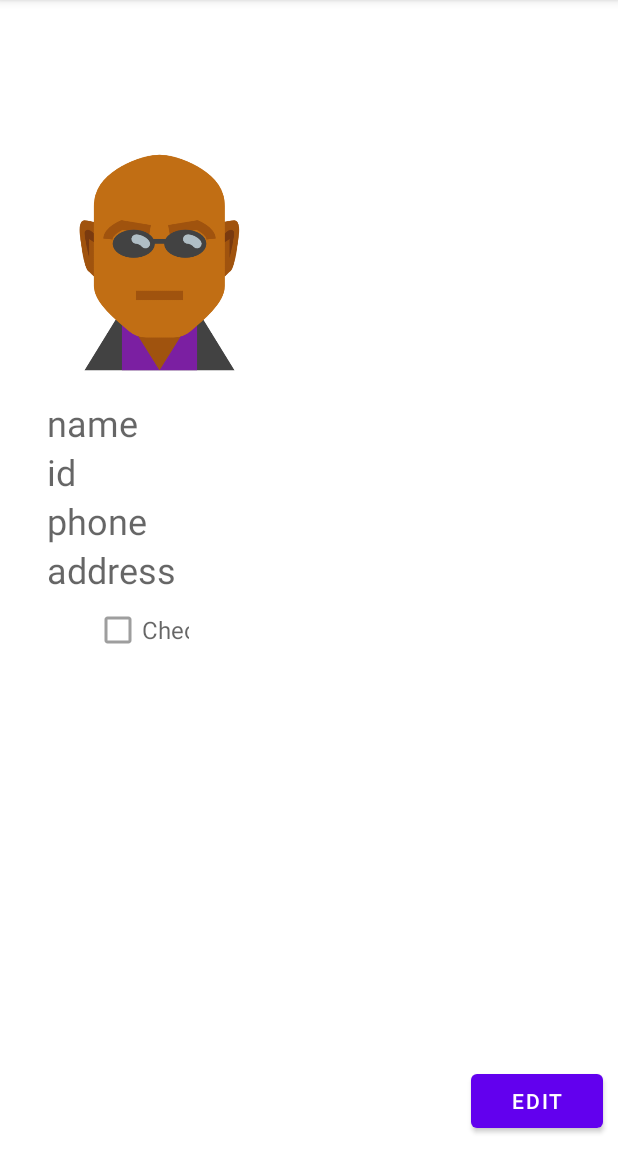
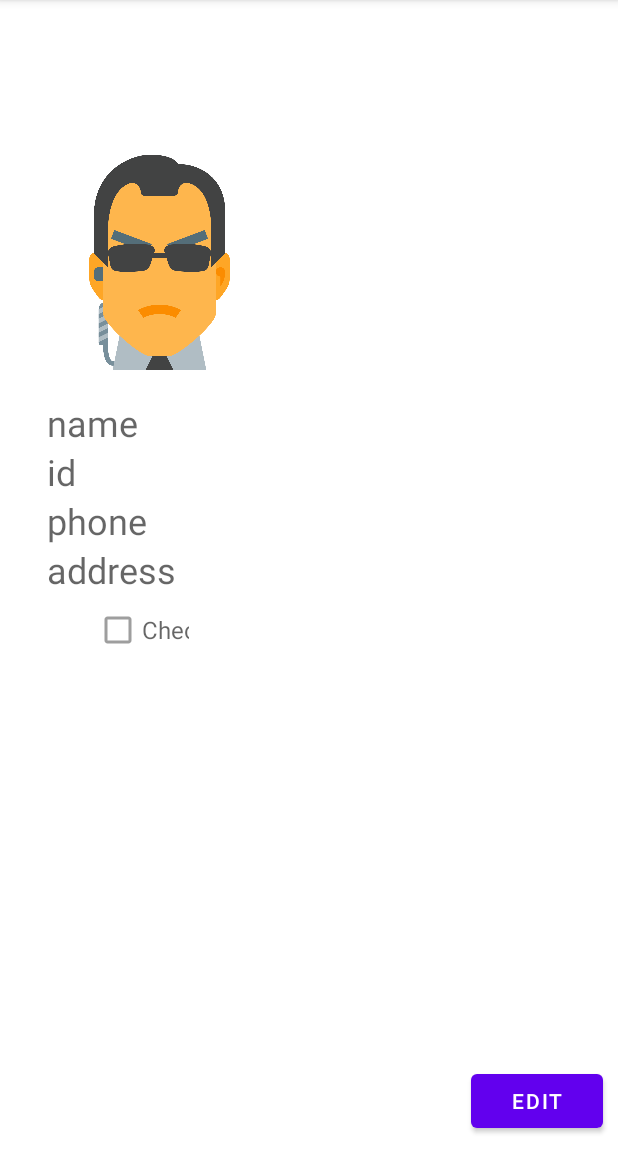
Before and after one commit to AgoatZ/LocDiscoAndroidEx, an Android app: the EditStudentActivity screen opened directly, with no data from a screen before it, after a tap on "SAVE", on a phone screen of 412 x 824 dp, the part 84-1236 px from its top. Run offline under Robolectric (Android 15) with nearby library versions, the phone set to English and light mode, and no system bars.

Commit message:
ConstantImage and Fixed activity stack

```diff
--- a/app/src/main/java/com/example/class2demo2/EditStudentActivity.java
+++ b/app/src/main/java/com/example/class2demo2/EditStudentActivity.java
@@ -37,7 +37,7 @@ public class EditStudentActivity extends AppCompatActivity {
         phone = findViewById(R.id.edit_phone_txt);
         address = findViewById(R.id.edit_address_txt);
         checked = findViewById(R.id.edit_checked_chk);
-        avatar = findViewById(R.id.details_student_imgv);
+        avatar = findViewById(R.id.edit_student_imgv);
         saveBtn=findViewById(R.id.edit_save_btn);
         cancelBtn=findViewById(R.id.edit_cancel_btn);
         deleteBtn=findViewById(R.id.edit_delete_btn);
@@ -54,7 +54,6 @@ public class EditStudentActivity extends AppCompatActivity {
             address.setText(student.getAddress());
             phone.setText(student.getPhone());
             checked.setChecked(student.isFlag());
-            avatar.setImageResource(student.getAvatar());
         }
         saveBtn.setOnClickListener(v -> {
 
@@ -68,16 +67,17 @@ public class EditStudentActivity extends AppCompatActivity {
             student.setPhone(phone.getText().toString());
             saveIntent = new Intent(v.getContext(),
                     StudentDetailsActivity.class);
-            saveIntent.setFlags(Intent.FLAG_ACTIVITY_NEW_TASK | Intent.FLAG_ACTIVITY_CLEAR_TASK);
+            saveIntent.setFlags(Intent.FLAG_ACTIVITY_NEW_TASK | Intent.FLAG_ACTIVITY_CLEAR_TOP);
             saveIntent.putExtra("pos",pos);
             startActivity(saveIntent);
         });
         cancelBtn.setOnClickListener(v -> {
-
+            cancelIntent.setFlags(Intent.FLAG_ACTIVITY_NEW_TASK | Intent.FLAG_ACTIVITY_CLEAR_TASK);
             startActivity(cancelIntent);
         });
         deleteBtn.setOnClickListener(v -> {
             Model.instance.getAllStudents().remove(pos);
+            deleteIntent.setFlags(Intent.FLAG_ACTIVITY_NEW_TASK | Intent.FLAG_ACTIVITY_CLEAR_TASK);
             startActivity(deleteIntent);
         });
     }
--- a/app/src/main/java/com/example/class2demo2/StudentDetailsActivity.java
+++ b/app/src/main/java/com/example/class2demo2/StudentDetailsActivity.java
@@ -48,12 +48,10 @@ public class StudentDetailsActivity extends AppCompatActivity {
             addressTv.setText(student.getAddress());
             phoneTv.setText(student.getPhone());
             cb.setChecked(student.isFlag());
-            avatar.setImageResource(student.getAvatar());
         }
         editBtn.setOnClickListener(v -> {
             EditIntent = new Intent(v.getContext(),
                     EditStudentActivity.class);
-            //EditIntent.setFlags(Intent.FLAG_ACTIVITY_NEW_TASK | Intent.FLAG_ACTIVITY_CLEAR_TASK);
             EditIntent.putExtra("pos",pos);
             startActivity(EditIntent);
         });
@@ -82,16 +80,12 @@ public class StudentDetailsActivity extends AppCompatActivity {
         Bundle extras = getIntent().getExtras();
         if (extras != null) {
             pos = extras.getInt("pos");
-            Log.d("TAG", "position is: "+pos);
             student = Model.instance.getAllStudents().get(pos);
             nameTv.setText(student.getName());
-            Log.d("TAG", "Name is: "+student.getName());
             idTv.setText(student.getId());
             addressTv.setText(student.getAddress());
             phoneTv.setText(student.getPhone());
             cb.setChecked(student.isFlag());
-            Log.d("TAG", "Avatar is: "+student.getAvatar());
-            avatar.setImageResource(student.getAvatar());
         }
     }
 
--- a/app/src/main/java/com/example/class2demo2/StudentListRvActivity.java
+++ b/app/src/main/java/com/example/class2demo2/StudentListRvActivity.java
@@ -22,11 +22,14 @@ import java.util.List;
 
 public class StudentListRvActivity extends AppCompatActivity {
 
+    //MEMBERS
     List<Student> data;
     RecyclerView listRv;
     MyAdapter adapter;
     Intent detailsIntent;
     Intent addIntent;
+
+
     @Override
     protected void onCreate(Bundle savedInstanceState) {
         super.onCreate(savedInstanceState);
@@ -64,7 +67,7 @@ public class StudentListRvActivity extends AppCompatActivity {
 
     }
 
-
+    //HOLDER CLASS
     class MyViewHolder extends RecyclerView.ViewHolder{
         TextView nameTv;
         TextView idTv;
--- a/app/src/main/res/layout/activity_add_student.xml
+++ b/app/src/main/res/layout/activity_add_student.xml
@@ -17,11 +17,12 @@
         android:orientation="vertical">
 
         <ImageView
+            android:id="@+id/add_student_imgv"
             android:layout_width="120dp"
             android:layout_height="120dp"
             android:layout_marginBottom="15dp"
             android:src="@drawable/avatarsmith"
-            android:id="@+id/add_student_imgv"/>
+            app:srcCompat="@drawable/avatarsmith" />
 
         <EditText
             android:layout_width="match_parent"
--- a/app/src/main/res/layout/activity_edit_student.xml
+++ b/app/src/main/res/layout/activity_edit_student.xml
@@ -15,11 +15,11 @@
         android:orientation="vertical">
 
         <ImageView
+            android:id="@+id/edit_student_imgv"
             android:layout_width="120dp"
             android:layout_height="120dp"
             android:layout_marginBottom="15dp"
-            android:src="@drawable/avatarsmith"
-            android:id="@+id/details_student_imgv"/>
+            app:srcCompat="@drawable/avatarsmith" />
 
         <EditText
             android:layout_width="match_parent"
--- a/app/src/main/res/layout/activity_student_details.xml
+++ b/app/src/main/res/layout/activity_student_details.xml
@@ -20,7 +20,7 @@
             android:layout_width="150dp"
             android:layout_height="150dp"
             android:layout_marginBottom="15dp"
-            android:src="@drawable/morpheus_avatar" />
+            app:srcCompat="@drawable/avatarsmith" />
 
         <TextView
             android:id="@+id/details_name_txt"
```
Also changed, not shown: app/src/main/java/com/example/class2demo2/AddStudentActivity.java (+6 -5 lines).
